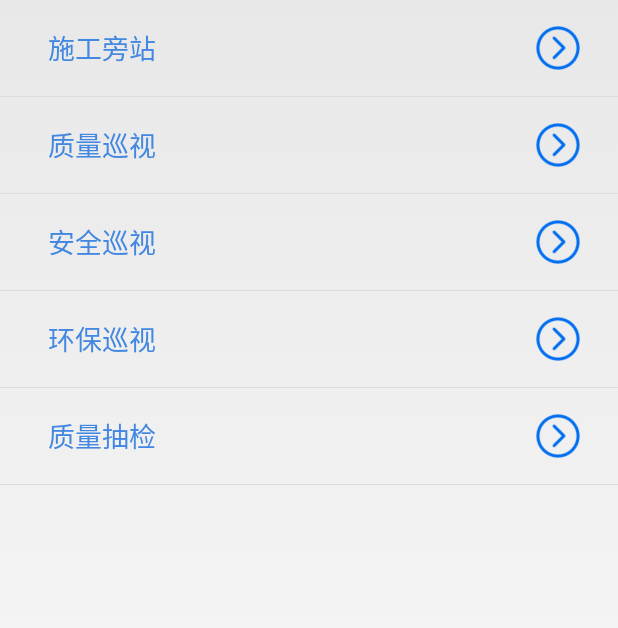
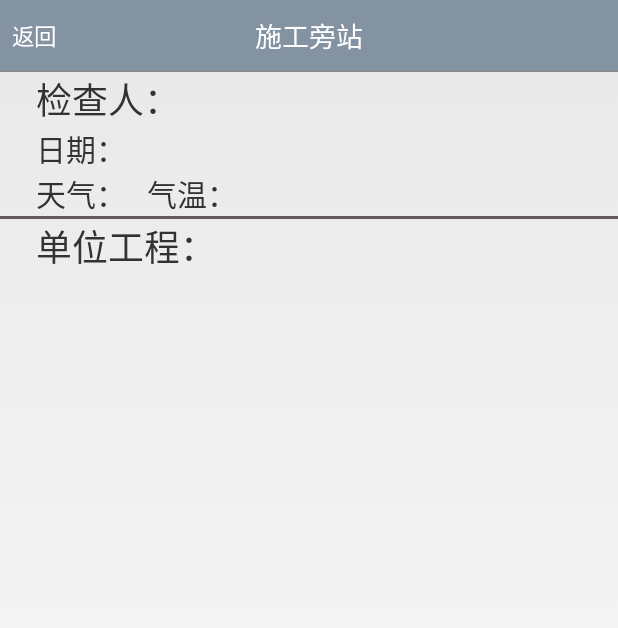
Before and after one commit to jacoli/RoadSiteSupervision, an Android app: the fragment SitesFragment shown on its own in the app's theme, after a tap on "施工旁站", on a phone screen of 412 x 824 dp. Shown: the top 628 px of the screen. Run offline under Robolectric (Android 15) with nearby library versions, the phone set to English and light mode, and no system bars.

Commit message:
project detail

```diff
--- /dev/null
+++ b/app/src/main/java/com/jacoli/roadsitesupervision/ProjectDetailActivity.java
@@ -0,0 +1,17 @@
+package com.jacoli.roadsitesupervision;
+
+import android.app.Activity;
+import android.os.Bundle;
+
+public class ProjectDetailActivity extends CommonActivity {
+
+    @Override
+    protected void onCreate(Bundle savedInstanceState) {
+        super.onCreate(savedInstanceState);
+        setContentView(R.layout.activity_project_detail);
+
+        createTitleBar();
+        titleBar.setLeftText("返回");
+        titleBar.setTitle("施工旁站");
+    }
+}
--- a/app/src/main/java/com/jacoli/roadsitesupervision/SitesFragment.java
+++ b/app/src/main/java/com/jacoli/roadsitesupervision/SitesFragment.java
@@ -61,20 +61,19 @@ public class SitesFragment extends Fragment {
             public void onItemClick(AdapterView<?> parent, View view, int position, long id) {
                 //final String[] models = {"施工旁站", "质量巡视", "安全巡视", "环保巡视", "质量抽检"};
 
+                MyToast.showMessage(getActivity(), models[position]);
+
                 if (position == 0) {
-                    MyToast.showMessage(getActivity(), models[position]);
+                    Intent intent = new Intent(getActivity(), ProjectDetailActivity.class);
+                    startActivity(intent);
                 }
                 else if (position == 1) {
-                    MyToast.showMessage(getActivity(), models[position]);
                 }
                 else if (position == 2) {
-                    MyToast.showMessage(getActivity(), models[position]);
                 }
                 else if (position == 3) {
-                    MyToast.showMessage(getActivity(), models[position]);
                 }
                 else if (position == 4) {
-                    MyToast.showMessage(getActivity(), models[position]);
                 }
                 else {
                     // invalid
--- /dev/null
+++ b/app/src/main/res/drawable/linear_divider.xml
@@ -0,0 +1,6 @@
+<?xml version="1.0" encoding="utf-8"?>
+<shape xmlns:android="http://schemas.android.com/apk/res/android">
+    <solid android:color="@color/colorDivider" />
+    <size android:width="2px"
+        android:height="32px"/>
+</shape>
--- /dev/null
+++ b/app/src/main/res/drawable/linear_divider_horizon.xml
@@ -0,0 +1,6 @@
+<?xml version="1.0" encoding="utf-8"?>
+<shape xmlns:android="http://schemas.android.com/apk/res/android">
+    <solid android:color="@color/colorDivider" />
+    <size android:width="2dp"
+        android:height="2dp"/>
+</shape>
--- /dev/null
+++ b/app/src/main/res/layout/activity_project_detail.xml
@@ -0,0 +1,69 @@
+<?xml version="1.0" encoding="utf-8"?>
+<RelativeLayout xmlns:android="http://schemas.android.com/apk/res/android"
+    xmlns:tools="http://schemas.android.com/tools"
+    android:id="@+id/activity_project_detail"
+    android:layout_width="match_parent"
+    android:layout_height="match_parent"
+    tools:context="com.jacoli.roadsitesupervision.ProjectDetailActivity">
+
+    <com.jacoli.roadsitesupervision.TitleBar
+        android:id="@+id/title_bar"
+        android:layout_width="match_parent"
+        android:layout_height="wrap_content"
+        android:layout_alignParentTop="true"
+        android:layout_alignParentStart="true" />
+
+    <LinearLayout
+        android:id="@+id/main_info"
+        android:layout_width="match_parent"
+        android:layout_height="wrap_content"
+        android:orientation="vertical"
+        android:layout_below="@+id/title_bar"
+        android:divider="@drawable/linear_divider_horizon"
+        android:showDividers="end">
+
+        <TextView
+            android:layout_width="match_parent"
+            android:layout_height="match_parent"
+            android:layout_marginStart="24dp"
+            android:textSize="24sp"
+            android:text="检查人：" />
+
+        <TextView
+            android:layout_width="match_parent"
+            android:layout_height="match_parent"
+            android:layout_marginStart="24dp"
+            android:textSize="20sp"
+            android:text="日期：" />
+
+        <TextView
+            android:layout_width="match_parent"
+            android:layout_height="match_parent"
+            android:layout_marginStart="24dp"
+            android:textSize="20sp"
+            android:text="天气：   气温：" />
+
+    </LinearLayout>
+
+    <TextView
+        android:id="@+id/projects"
+        android:layout_width="match_parent"
+        android:layout_height="wrap_content"
+        android:layout_marginStart="24dp"
+        android:textSize="24sp"
+        android:layout_below="@+id/main_info"
+        android:text="单位工程：" />
+
+    <ScrollView
+        android:layout_width="match_parent"
+        android:layout_height="match_parent"
+        android:layout_below="@+id/projects"
+        android:layout_alignParentEnd="true">
+
+        <LinearLayout
+            android:layout_width="match_parent"
+            android:layout_height="wrap_content"
+            android:orientation="vertical" />
+    </ScrollView>
+
+</RelativeLayout>
```
Also changed, not shown: app/src/main/AndroidManifest.xml (+6 -3 lines), app/src/main/java/com/jacoli/roadsitesupervision/ComponetDetailActivity.java (added, +16 -0 lines), app/src/main/java/com/jacoli/roadsitesupervision/SideStationDetailActivity.java (added, +16 -0 lines), app/src/main/res/layout/activity_componet_detail.xml (added, +20 -0 lines), app/src/main/res/layout/activity_side_station_detail.xml (added, +20 -0 lines).
